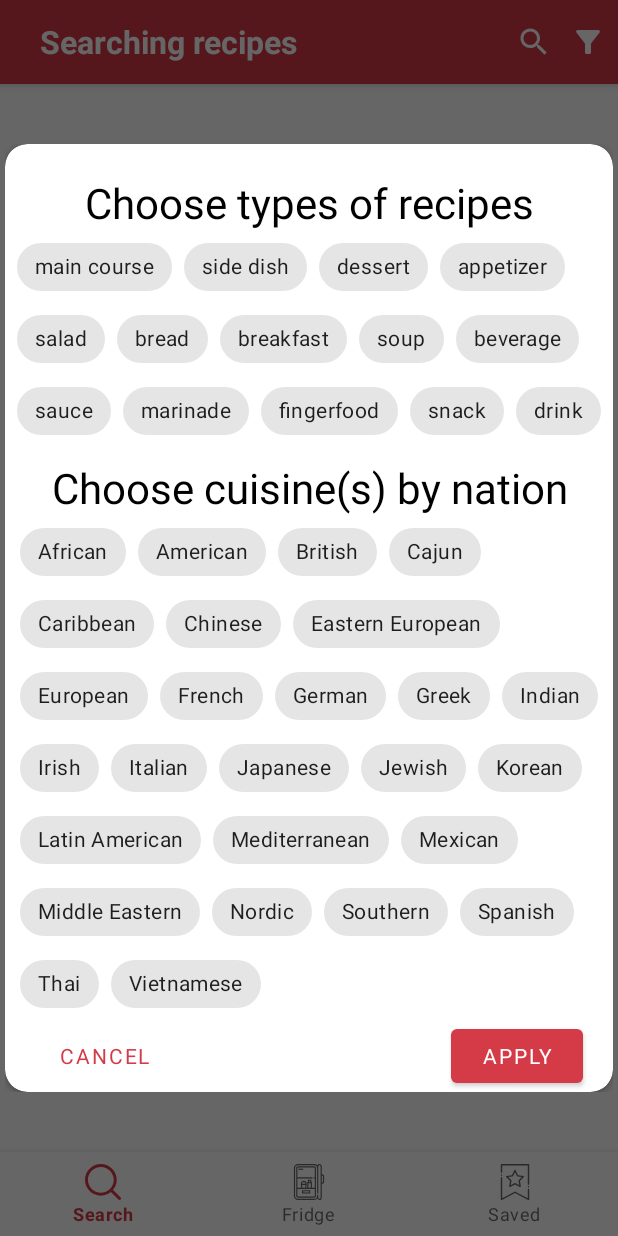
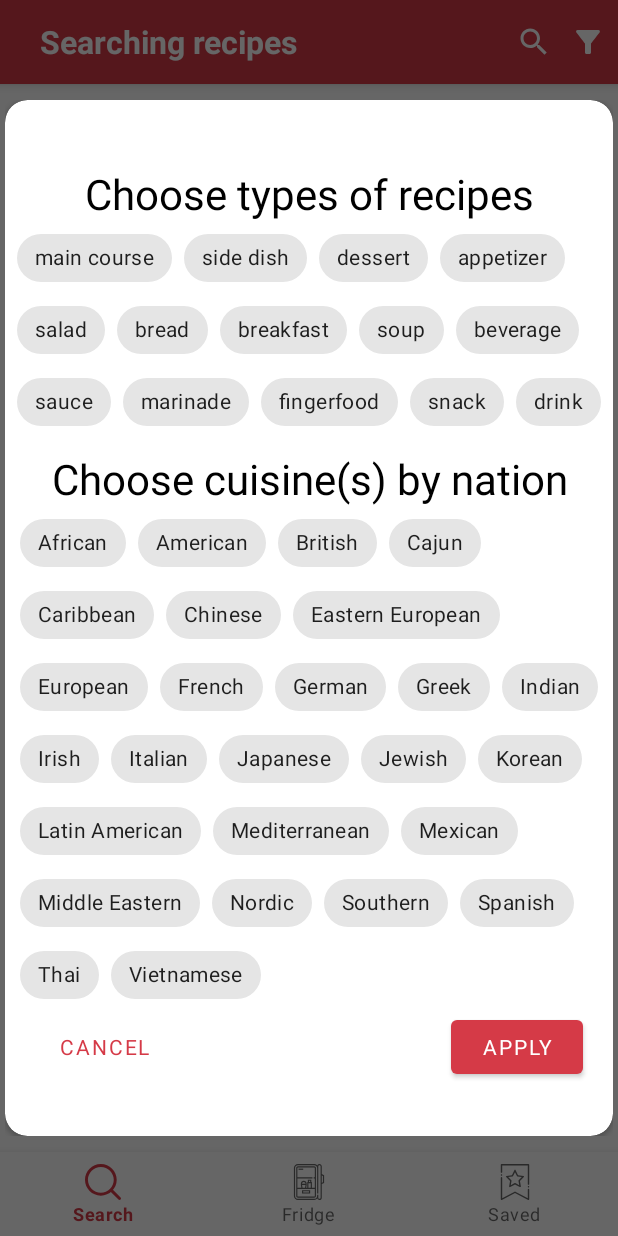
Before and after one commit to yerlansarsenov/ChefAssistantApp, an Android app: the screen it shows after launch (MainActivity), after a tap on an icon or button, on a phone screen of 412 x 824 dp. Run offline under Robolectric (Android 15) with nearby library versions, the phone set to English and light mode, and no system bars; our stand-ins replace Room's generated code, navigation-ui; network calls fail; Roboto replaces fonts that are not available here; 2 statements that could not run were skipped.

```diff
--- a/data/src/main/java/kz/spoonacular/data/api/RecipeApi.kt
+++ b/data/src/main/java/kz/spoonacular/data/api/RecipeApi.kt
@@ -2,6 +2,7 @@ package kz.spoonacular.data.api
 
 import kz.spoonacular.data.model.reciepeDetails.RecipeDetailedData
 import kz.spoonacular.data.model.recipeByIngredients.RecipeByIngredientsData
+import kz.spoonacular.data.model.recipes.RecipeAutocomplete
 import kz.spoonacular.data.model.recipes.RecipesResponseData
 import retrofit2.Response
 import retrofit2.http.GET
@@ -12,7 +13,7 @@ import retrofit2.http.Query
  * Created by Sarsenov Yerlan on 30.01.2021.
  */
 interface RecipeApi {
-    // https://api.spoonacular.com/recipes/complexSearch?apiKey=4bcf985834f14e98bcf8a6cfe64d6988
+    // https://api.spoonacular.com/recipes/complexSearch?apiKey=
     @GET("recipes/complexSearch")
     suspend fun getRecipesBySearch(
         @Query("query") query: String,
@@ -68,11 +69,15 @@ interface RecipeApi {
      * Vietnamese
      */
 
-    // https://api.spoonacular.com/recipes/715497/information?apiKey=4bcf985834f14e98bcf8a6cfe64d6988
+    // https://api.spoonacular.com/recipes/715497/information?apiKey=
     @GET("recipes/{id}/information")
     suspend fun getInfoRecipeById(@Path("id") id: Int) : Response<RecipeDetailedData>
 
-    // https://api.spoonacular.com/recipes/findByIngredients?apiKey=4bcf985834f14e98bcf8a6cfe64d6988&ingredients=apples,flour,sugar
+    // https://api.spoonacular.com/recipes/findByIngredients?apiKey=&ingredients=apples,flour,sugar
     @GET("recipes/findByIngredients")
     suspend fun getRecipesByIngredients(@Query("ingredients") args: String) : Response<List<RecipeByIngredientsData>>
+
+    // https://api.spoonacular.com/recipes/autocomplete?query=chick&apiKey=
+    @GET("recipes/autocomplete")
+    suspend fun getRecipesAutocomplete(@Query("autocomplete") query: String) : Response<List<RecipeAutocomplete>>
 }
--- a/data/src/main/java/kz/spoonacular/data/di/MapperModule.kt
+++ b/data/src/main/java/kz/spoonacular/data/di/MapperModule.kt
@@ -1,9 +1,6 @@
 package kz.spoonacular.data.di
 
-import kz.spoonacular.data.mapper.IngredientsResponseMapper
-import kz.spoonacular.data.mapper.RecipeByIngrMapper
-import kz.spoonacular.data.mapper.RecipeDetailedMapper
-import kz.spoonacular.data.mapper.RecipeMapper
+import kz.spoonacular.data.mapper.*
 import org.koin.dsl.module
 
 /**
@@ -15,4 +12,5 @@ val mapperModule = module {
     factory { RecipeMapper() }
     factory { RecipeByIngrMapper() }
     factory { IngredientsResponseMapper() }
+    factory { RecipeAutocompleteMapper() }
 }
--- a/data/src/main/java/kz/spoonacular/data/di/RepositoryModule.kt
+++ b/data/src/main/java/kz/spoonacular/data/di/RepositoryModule.kt
@@ -18,7 +18,8 @@ val repositoryModule = module {
             api = get(),
             recipeDetailedMapper = get(),
             recipeMapper = get(),
-            recipeByIngrMapper = get()
+            recipeByIngrMapper = get(),
+            recipeAutocompleteMapper = get()
         )
     }
 
--- /dev/null
+++ b/data/src/main/java/kz/spoonacular/data/mapper/RecipeAutocompleteMapper.kt
@@ -0,0 +1,15 @@
+package kz.spoonacular.data.mapper
+
+import kz.spoonacular.data.model.recipes.RecipeAutocomplete
+import kz.spoonacular.domain.mapper.Mapper
+import kz.spoonacular.domain.model.recipes.Recipe
+
+class RecipeAutocompleteMapper: Mapper<RecipeAutocomplete, Recipe> {
+    override fun map(model: RecipeAutocomplete): Recipe {
+        return Recipe(
+            id = model.id,
+            image = "",
+            title = model.title
+        )
+    }
+}
--- a/domain/src/main/java/kz/spoonacular/domain/repository/RecipeRepository.kt
+++ b/domain/src/main/java/kz/spoonacular/domain/repository/RecipeRepository.kt
@@ -20,4 +20,6 @@ interface RecipeRepository {
 
     suspend fun getRecipesByIngredients(vararg ingredients: String): Either<List<RecipeByIngredients>>
 
+    suspend fun getRecipesAutocomplete(query: String): Either<List<Recipe>>
+
 }
--- a/domain/src/main/java/kz/spoonacular/domain/usecase/SearchUseCase.kt
+++ b/domain/src/main/java/kz/spoonacular/domain/usecase/SearchUseCase.kt
@@ -6,9 +6,7 @@ import kz.spoonacular.domain.repository.RecipeRepository
  * Created by Sarsenov Yerlan on 31.01.2021.
  */
 class SearchUseCase(private val repository: RecipeRepository) {
-    suspend fun getRecipeByQuery(query: String) = repository.getRecipes(query = query)
-    suspend fun getRecipeByCuisine(cuisine: List<String>) = repository.getRecipes(cuisine = cuisine)
-    suspend fun getRecipeByType(type: List<String>) = repository.getRecipes(type = type)
     suspend fun getRecipeByQueryCuisineAndType(query: String, type: List<String>, cuisine: List<String>)
         = repository.getRecipes(query = query, cuisine = cuisine, type = type)
+    suspend fun getRecipeAutocomplete(query: String) = repository.getRecipesAutocomplete(query = query)
 }
--- a/presentation/src/main/res/layout/difr_filter.xml
+++ b/presentation/src/main/res/layout/difr_filter.xml
@@ -1,24 +1,45 @@
 <?xml version="1.0" encoding="utf-8"?>
-<androidx.cardview.widget.CardView xmlns:android="http://schemas.android.com/apk/res/android"
+<androidx.constraintlayout.widget.ConstraintLayout xmlns:android="http://schemas.android.com/apk/res/android"
     xmlns:app="http://schemas.android.com/apk/res-auto"
     android:layout_width="wrap_content"
+    android:layout_height="wrap_content">
+
+    <androidx.cardview.widget.CardView
+        android:id="@+id/main_cardview"
+        android:layout_width="wrap_content"
         android:layout_height="wrap_content"
-    app:cardCornerRadius="15dp">
-
-    <androidx.core.widget.NestedScrollView
-        android:layout_width="wrap_content"
-        android:layout_height="wrap_content">
+        app:cardCornerRadius="15dp"
+        app:layout_constraintBottom_toBottomOf="parent"
+        app:layout_constraintLeft_toLeftOf="parent"
+        app:layout_constraintRight_toRightOf="parent"
+        app:layout_constraintTop_toTopOf="parent">
 
         <androidx.constraintlayout.widget.ConstraintLayout
             android:layout_width="wrap_content"
             android:layout_height="wrap_content"
+            android:layout_marginTop="10dp"
+            android:layout_marginBottom="10dp">
+
+            <androidx.core.widget.NestedScrollView
+                android:id="@+id/main_nested"
+                android:layout_width="wrap_content"
+                android:layout_height="wrap_content"
+                android:paddingTop="25dp"
+                app:layout_constraintBottom_toTopOf="@id/buttons_constraint"
+                app:layout_constraintLeft_toLeftOf="parent"
+                app:layout_constraintRight_toRightOf="parent"
+                app:layout_constraintTop_toTopOf="parent"
                 >
+
+                <androidx.constraintlayout.widget.ConstraintLayout
+                    android:layout_width="wrap_content"
+                    android:layout_height="wrap_content">
 
                     <androidx.appcompat.widget.AppCompatTextView
                         android:id="@+id/title_types"
                         android:layout_width="wrap_content"
                         android:layout_height="wrap_content"
-                android:layout_marginTop="20dp"
+                        android:layout_marginTop="8dp"
                         android:gravity="center"
                         android:text="Choose types of recipes"
                         android:textColor="@color/black"
@@ -31,11 +52,10 @@
                         android:id="@+id/types_chip_group"
                         android:layout_width="wrap_content"
                         android:layout_height="wrap_content"
+                        android:paddingHorizontal="8dp"
                         app:layout_constraintLeft_toLeftOf="parent"
                         app:layout_constraintRight_toRightOf="parent"
-                app:layout_constraintTop_toBottomOf="@id/title_types"
-                android:paddingHorizontal="8dp"
-                >
+                        app:layout_constraintTop_toBottomOf="@id/title_types">
 
                         <com.google.android.material.chip.Chip
                             android:id="@+id/chip_1"
@@ -155,11 +175,10 @@
                         android:id="@+id/cuisines_chip_group"
                         android:layout_width="wrap_content"
                         android:layout_height="wrap_content"
+                        android:paddingHorizontal="8dp"
                         app:layout_constraintLeft_toLeftOf="parent"
                         app:layout_constraintRight_toRightOf="parent"
-                app:layout_constraintTop_toBottomOf="@id/title_cuisine"
-                android:paddingHorizontal="8dp"
-                >
+                        app:layout_constraintTop_toBottomOf="@id/title_cuisine">
 
                         <com.google.android.material.chip.Chip
                             android:id="@+id/chip2_1"
@@ -345,14 +364,29 @@
 
                     </com.google.android.material.chip.ChipGroup>
 
+                </androidx.constraintlayout.widget.ConstraintLayout>
+
+            </androidx.core.widget.NestedScrollView>
+
+            <androidx.constraintlayout.widget.ConstraintLayout
+                android:id="@+id/buttons_constraint"
+                android:layout_width="0dp"
+                android:layout_height="wrap_content"
+                android:paddingBottom="25dp"
+                app:layout_constraintBottom_toBottomOf="parent"
+                app:layout_constraintLeft_toLeftOf="parent"
+                app:layout_constraintRight_toRightOf="parent"
+                app:layout_constraintTop_toBottomOf="@id/main_nested">
+
                 <Button
                     android:id="@+id/dialog_button_apply"
                     android:layout_width="wrap_content"
                     android:layout_height="wrap_content"
                     android:layout_marginEnd="20dp"
                     android:text="apply"
+                    app:layout_constraintBottom_toBottomOf="parent"
                     app:layout_constraintRight_toRightOf="parent"
-                app:layout_constraintTop_toBottomOf="@id/cuisines_chip_group" />
+                    app:layout_constraintTop_toTopOf="parent" />
 
                 <androidx.appcompat.widget.AppCompatButton
                     android:id="@+id/dialog_button_cancel"
@@ -361,11 +395,14 @@
                     android:layout_height="wrap_content"
                     android:layout_marginStart="20dp"
                     android:text="CANCEL"
+                    app:layout_constraintBottom_toBottomOf="parent"
                     app:layout_constraintLeft_toLeftOf="parent"
-                app:layout_constraintTop_toBottomOf="@id/cuisines_chip_group" />
+                    app:layout_constraintTop_toTopOf="parent" />
 
             </androidx.constraintlayout.widget.ConstraintLayout>
-    </androidx.core.widget.NestedScrollView>
 
+        </androidx.constraintlayout.widget.ConstraintLayout>
 
     </androidx.cardview.widget.CardView>
+
+</androidx.constraintlayout.widget.ConstraintLayout>
```
Also changed, not shown: data/src/main/java/kz/spoonacular/data/model/recipes/RecipeAutocomplete.kt (added, +13 -0 lines), data/src/main/java/kz/spoonacular/data/repository/RecipeRepositoryImpl.kt (+25 -3 lines). Lines whose indentation alone changed are shown as unchanged.
